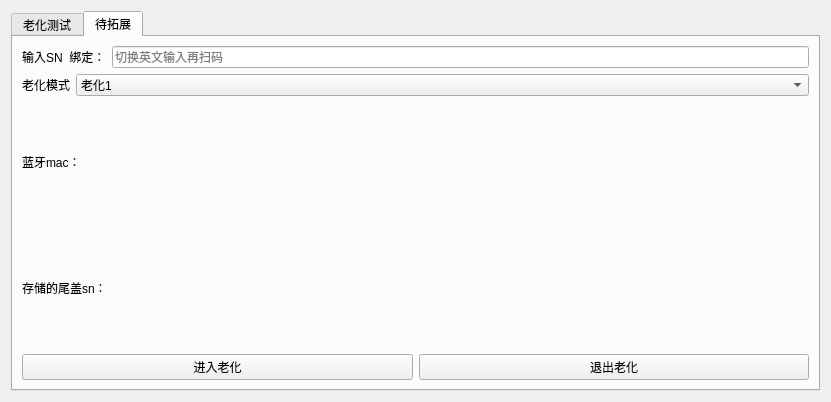
Qt form work_station/ageing/ageing.ui (yuhuang163/test) before a commit.
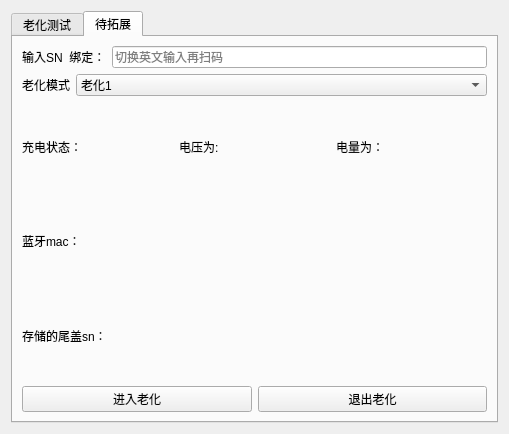
The same form after that commit. The open tabs and pages were chosen to show the change.

What changed in the file:
```diff
--- a/work_station/ageing/ageing.ui
+++ b/work_station/ageing/ageing.ui
@@ -6,8 +6,8 @@
    <rect>
     <x>0</x>
     <y>0</y>
-    <width>831</width>
-    <height>402</height>
+    <width>509</width>
+    <height>434</height>
    </rect>
   </property>
   <property name="windowTitle">
@@ -242,13 +242,37 @@
        <string>待拓展</string>
       </attribute>
       <layout class="QGridLayout" name="gridLayout_4">
-       <item row="3" column="0">
+       <item row="4" column="0">
         <widget class="QLabel" name="tail_sn">
          <property name="text">
           <string>存储的尾盖sn：</string>
          </property>
         </widget>
        </item>
+       <item row="5" column="0">
+        <layout class="QHBoxLayout" name="horizontalLayout_10">
+         <property name="leftMargin">
+          <number>0</number>
+         </property>
+         <property name="topMargin">
+          <number>0</number>
+         </property>
+         <item>
+          <widget class="QPushButton" name="enterBurningMode">
+           <property name="text">
+            <string>进入老化</string>
+           </property>
+          </widget>
+         </item>
+         <item>
+          <widget class="QPushButton" name="exitBurningMode">
+           <property name="text">
+            <string>退出老化</string>
+           </property>
+          </widget>
+         </item>
+        </layout>
+       </item>
        <item row="1" column="0">
         <layout class="QHBoxLayout" name="horizontalLayout">
          <item>
@@ -302,30 +326,6 @@
          </item>
         </layout>
        </item>
-       <item row="4" column="0">
-        <layout class="QHBoxLayout" name="horizontalLayout_10">
-         <property name="leftMargin">
-          <number>0</number>
-         </property>
-         <property name="topMargin">
-          <number>0</number>
-         </property>
-         <item>
-          <widget class="QPushButton" name="enterBurningMode">
-           <property name="text">
-            <string>进入老化</string>
-           </property>
-          </widget>
-         </item>
-         <item>
-          <widget class="QPushButton" name="exitBurningMode">
-           <property name="text">
-            <string>退出老化</string>
-           </property>
-          </widget>
-         </item>
-        </layout>
-       </item>
        <item row="0" column="0">
         <layout class="QHBoxLayout" name="horizontalLayout_4">
          <item>
@@ -350,13 +350,41 @@
          </item>
         </layout>
        </item>
-       <item row="2" column="0">
+       <item row="3" column="0">
         <widget class="QLabel" name="macLabel">
          <property name="text">
           <string>蓝牙mac：</string>
          </property>
         </widget>
        </item>
+       <item row="2" column="0">
+        <layout class="QHBoxLayout" name="horizontalLayout_14">
+         <property name="topMargin">
+          <number>0</number>
+         </property>
+         <item>
+          <widget class="QLabel" name="battary_state">
+           <property name="text">
+            <string>充电状态：</string>
+           </property>
+          </widget>
+         </item>
+         <item>
+          <widget class="QLabel" name="battary_voltage">
+           <property name="text">
+            <string>电压为:</string>
+           </property>
+          </widget>
+         </item>
+         <item>
+          <widget class="QLabel" name="battary_value">
+           <property name="text">
+            <string>电量为：</string>
+           </property>
+          </widget>
+         </item>
+        </layout>
+       </item>
       </layout>
      </widget>
     </widget>
```
Left out of the diff: 23 changed lines with no effect on the pictures. Lines whose indentation alone changed are shown as unchanged.
